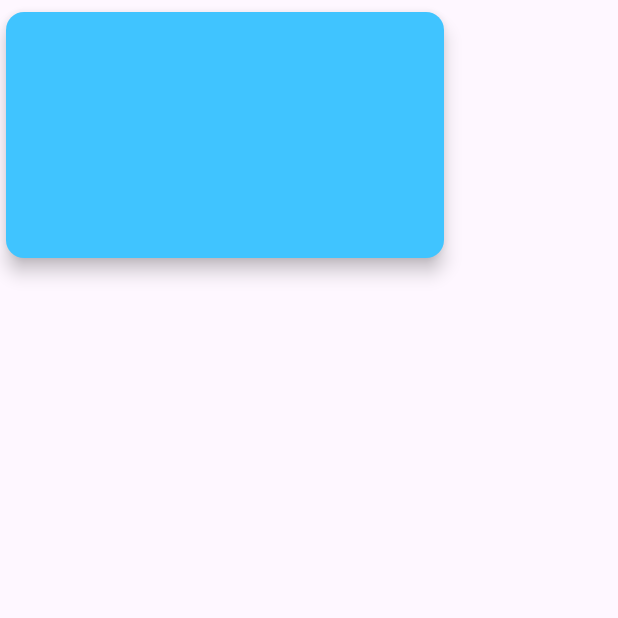
After one commit to JoelEspinal/avocado_visualization, a Flutter app: the screen it shows after launch, on a phone screen of 412 x 824 dp, the top half of it. The commit adds this screen. Run offline on Flutter 3.47's test engine with Material 3 defaults, Android fonts, the phone set to English and light mode, and no system bars; our stand-ins replace stacked.

Commit message:
Move scaffold to dashboard view

```diff
--- a/lib/src/avocado_app.dart
+++ b/lib/src/avocado_app.dart
@@ -1,4 +1,6 @@
 import 'package:flutter/material.dart';
+
+import 'presentation/dashboard/view/dashboard_view.dart';
 
 class AvocadoApp extends StatelessWidget {
   const AvocadoApp({super.key});
@@ -6,29 +8,7 @@ class AvocadoApp extends StatelessWidget {
   @override
   Widget build(BuildContext context) {
     return const MaterialApp(
-      home: Scaffold(
-        body: SafeArea(
-          child: SingleChildScrollView(
-            child: Column(
-              children: [
-                SizedBox(
-                  height: 180,
-                  width: 300,
-                  child: Card(
-                    margin: EdgeInsets.symmetric(
-                      horizontal: 4.0,
-                      vertical: 8.0,
-                    ),
-                    color: Colors.lightBlueAccent,
-                    elevation: 5,
-                    child: Text(""),
-                  ),
-                ),
-              ],
-            ),
-          ),
-        ),
-      ),
+      home: DashboardView(),
     );
   }
 }
--- /dev/null
+++ b/lib/src/presentation/dashboard/view/dashboard_view.dart
@@ -0,0 +1,40 @@
+import 'package:avocato_visualization/src/presentation/dashboard/show_dashboard_viewmodel.dart';
+import 'package:flutter/material.dart';
+import 'package:stacked/stacked.dart';
+
+class DashboardView extends StackedView<ShowDashboardViewModel> {
+  const DashboardView({super.key});
+
+  @override
+  Widget builder(
+      BuildContext context, ShowDashboardViewModel viewModel, Widget? child) {
+    return const Scaffold(
+      body: SafeArea(
+        child: SingleChildScrollView(
+          child: Column(
+            children: [
+              SizedBox(
+                height: 180,
+                width: 300,
+                child: Card(
+                  margin: EdgeInsets.symmetric(
+                    horizontal: 4.0,
+                    vertical: 8.0,
+                  ),
+                  color: Colors.lightBlueAccent,
+                  elevation: 5,
+                  child: Text(""),
+                ),
+              ),
+            ],
+          ),
+        ),
+      ),
+    );
+  }
+
+  @override
+  ShowDashboardViewModel viewModelBuilder(BuildContext context) {
+    return ShowDashboardViewModel();
+  }
+}
```
